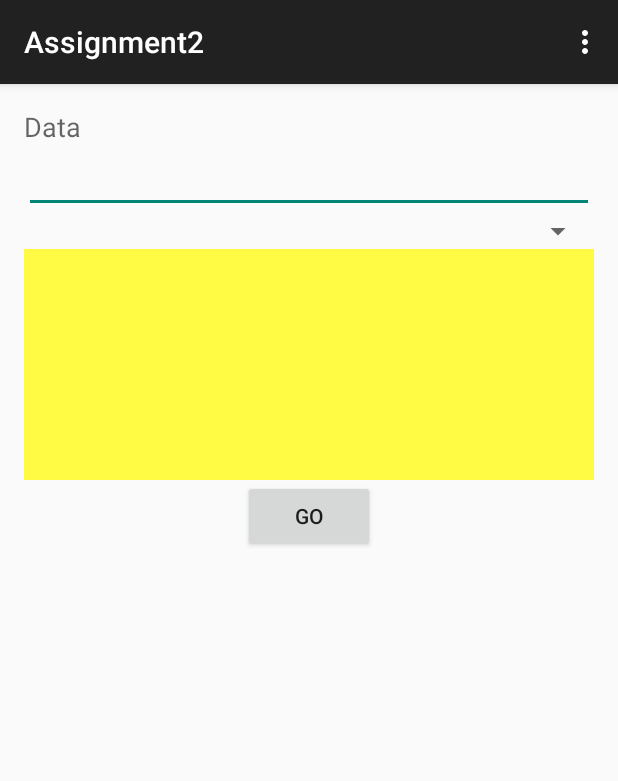
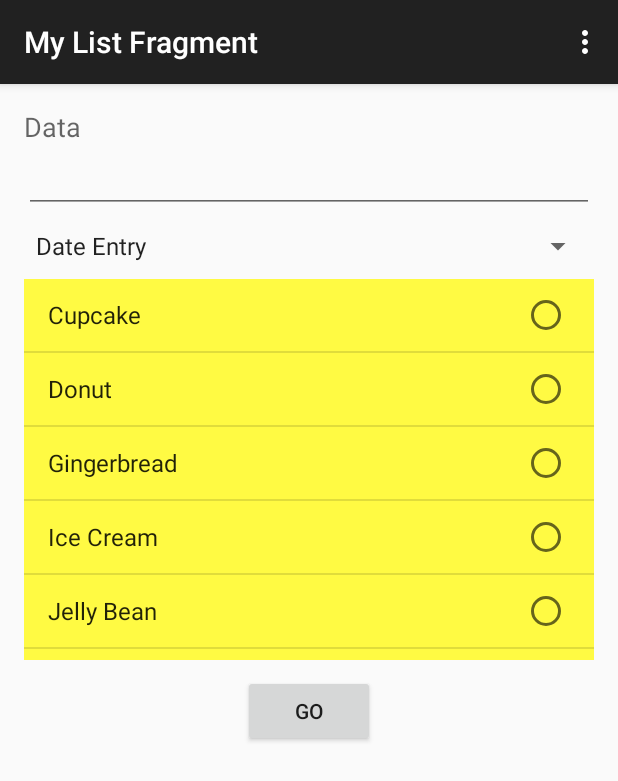
Before and after one commit to h-t-tran/android, an Android app: the screen it shows after launch (MainActivity), on a phone screen of 412 x 824 dp. Shown: the top 781 px of the screen. Run offline under Robolectric (Android 15) with nearby library versions, the phone set to English and light mode, and no system bars.

Commit message:
got main act populated

```diff
--- a/android/Assignment2/app/src/main/java/com/sdsu/hoanh/assignment2/DesertFragment.java
+++ b/android/Assignment2/app/src/main/java/com/sdsu/hoanh/assignment2/DesertFragment.java
@@ -1,8 +1,60 @@
 package com.sdsu.hoanh.assignment2;
 
+import android.graphics.drawable.ColorDrawable;
+import android.os.Bundle;
 import android.support.v4.app.ListFragment;
+import android.widget.ArrayAdapter;
+import android.widget.ListView;
+
+import java.util.ArrayList;
+import java.util.List;
 
 
 public class DesertFragment extends ListFragment {
 
+    private static final String _cupCake = "Cupcake";
+    private static final String _donut = "Donut";
+    private static final String _gingerBread = "Gingerbread";
+    private static final String _iceCream = "Ice Cream";
+    private static final String _jellyBean = "Jelly Bean";
+
+    @Override
+    public void onCreate(Bundle bundle)
+    {
+        super.onCreate(bundle);
+
+        getActivity().setTitle("My List Fragment");
+
+        List<String> dessertArray = new ArrayList<String>();
+        dessertArray.add(_cupCake);
+        dessertArray.add(_donut);
+        dessertArray.add(_gingerBread);
+        dessertArray.add(_iceCream);
+        dessertArray.add(_jellyBean);
+
+        ArrayAdapter<String> dataAdapter = new ArrayAdapter<String>(this.getActivity(),
+                //android.R.layout.simple_list_item_1,
+                android.R.layout.simple_list_item_single_choice,
+                dessertArray);
+
+        this.setListAdapter(dataAdapter);
+
+    }
+
+
+    @Override
+    public void onActivityCreated(Bundle bundle)
+    {
+        super.onActivityCreated(bundle);
+
+        ListView lv = this.getListView();
+        lv.setSelection(2);
+
+        Object o = lv.getSelectedItem();
+        lv.setChoiceMode(ListView.CHOICE_MODE_SINGLE);
+        int lightGreen = 0xA9BCF500;
+        ColorDrawable cd = new ColorDrawable(lightGreen);
+        lv.setSelector(cd);
+    }
+
 }
--- a/android/Assignment2/app/src/main/java/com/sdsu/hoanh/assignment2/MainActivity.java
+++ b/android/Assignment2/app/src/main/java/com/sdsu/hoanh/assignment2/MainActivity.java
@@ -4,15 +4,89 @@ import android.support.v7.app.ActionBarActivity;
 import android.os.Bundle;
 import android.view.Menu;
 import android.view.MenuItem;
+import android.view.View;
+import android.widget.AdapterView;
+import android.widget.ArrayAdapter;
+import android.widget.Spinner;
+
+import java.util.ArrayList;
+import java.util.List;
 
 
 public class MainActivity extends ActionBarActivity {
+
+    private static final String _dateEntryText = "Date Entry";
+    private static final String _keyboardEntryText = "Keyboard Entry";
+    private static final String _listSelText = "List Selection";
 
     @Override
     protected void onCreate(Bundle savedInstanceState) {
         super.onCreate(savedInstanceState);
         setContentView(R.layout.activity_main);
+
+        this._fillActivitySelectionSpinner();
+        if (savedInstanceState == null) {
+            _loadDesertListFragment();
+        }
     }
+
+
+    private void _fillActivitySelectionSpinner()
+    {
+        final Spinner spinner = (Spinner)findViewById(R.id.spinner);
+        List<String> actArray = new ArrayList<String>();
+        actArray.add(_dateEntryText);
+        actArray.add(_keyboardEntryText);
+        actArray.add(_listSelText);
+
+        ArrayAdapter<String> dataAdapter = new ArrayAdapter<String>(this,
+                android.R.layout.simple_spinner_item,
+                actArray);
+
+        dataAdapter.setDropDownViewResource(android.R.layout.simple_spinner_item);
+        // attaching data adapter to spinner
+        spinner.setAdapter(dataAdapter);
+
+//        spinner.setOnItemSelectedListener(new AdapterView.OnItemSelectedListener()
+//        {
+//            @Override
+//            public void onItemSelected(AdapterView<?> parent, View view, int position,
+//                                       long id) {
+//                Object obj = spinner.getSelectedItem();
+//                String label = parent.getItemAtPosition(position).toString();
+//            }
+//            @Override
+//            public void onNothingSelected(AdapterView<?> arg0) {
+//                // TODO Auto-generated method stub
+//
+//            }
+//        });
+
+    }
+
+    private void _loadDesertListFragment()
+    {
+        getSupportFragmentManager().beginTransaction()
+                .add(R.id.container_list_frag_host, new DesertFragment())
+                .commit();
+
+    }
+
+    private void _goToDateActivity()
+    {
+
+    }
+
+    private void _goToKeyboardActivity()
+    {
+
+    }
+
+    private void _goToListActivity()
+    {
+
+    }
+
 
 
     @Override
--- a/android/Assignment2/app/src/main/res/layout/activity_date.xml
+++ b/android/Assignment2/app/src/main/res/layout/activity_date.xml
@@ -15,30 +15,25 @@
         android:layout_alignParentStart="true"
         android:weightSum="1"
         android:id="@+id/linearLayout">
+
         <EditText
             android:layout_width="fill_parent"
             android:layout_height="wrap_content"
             android:inputType="date"
             android:ems="10"
-            android:id="@+id/editText"
+            android:id="@+id/date_entry_textbox"
          />
 
         <Button
             android:layout_width="wrap_content"
             android:layout_height="wrap_content"
+            android:layout_marginTop="10dp"
             android:text="Accept"
-            android:id="@+id/button"
+            android:id="@+id/date_accept"
             android:layout_below="@+id/linearLayout"
             android:layout_centerHorizontal="true"
             android:layout_gravity="center_horizontal" />
-        <!--<Button-->
-            <!--android:layout_width="wrap_content"-->
-            <!--android:layout_height="wrap_content"-->
-            <!--android:text="@string/date_accept_btn_text"-->
-            <!--android:id="@+id/button"-->
-            <!--android:layout_centerHorizontal="true"-->
-            <!--android:layout_below="@+id/editText"-->
-            <!--android:layout_alignRight="@+id/editText"-->
-            <!--android:layout_alignEnd="@+id/editText" />-->
+
+
     </LinearLayout>
 </RelativeLayout>
--- a/android/Assignment2/app/src/main/res/layout/activity_keyboard.xml
+++ b/android/Assignment2/app/src/main/res/layout/activity_keyboard.xml
@@ -16,7 +16,7 @@
             android:layout_width="wrap_content"
             android:layout_height="wrap_content"
             android:text="Back"
-            android:id="@+id/button3"
+            android:id="@+id/keyboard_back_btn"
             android:layout_alignParentBottom="true"
             android:layout_alignParentLeft="true"
             android:layout_alignParentStart="true"
@@ -26,7 +26,7 @@
             android:layout_width="wrap_content"
             android:layout_height="wrap_content"
             android:text="Hide"
-            android:id="@+id/button4"
+            android:id="@+id/keyboard_hide_btn"
             android:layout_alignParentBottom="true"
             android:layout_alignParentRight="true"
             android:layout_alignParentEnd="true" />
@@ -43,31 +43,33 @@
         <EditText
             android:layout_width="fill_parent"
             android:layout_height="wrap_content"
-            android:id="@+id/editText3"
+            android:id="@+id/keyboard_top_edit"
             android:text="Top"
             android:layout_alignParentTop="true"
             android:layout_alignParentLeft="true"
             android:layout_alignParentStart="true" />
 
-        <EditText
-            android:text="Bottom"
-            android:layout_width="fill_parent"
-            android:layout_height="wrap_content"
-            android:id="@+id/editText4"
-            android:layout_alignParentBottom="true"
-            android:layout_alignParentRight="true"
-            android:layout_alignParentEnd="true" />
 
         <EditText
             android:layout_width="fill_parent"
             android:layout_height="wrap_content"
-            android:id="@+id/editText5"
+            android:id="@+id/keyboard_middle_edit"
             android:text="Middle"
             android:layout_centerVertical="true"
             android:layout_alignParentRight="true"
             android:layout_alignParentEnd="true"
             android:layout_marginRight="105dp"
             android:layout_marginEnd="105dp" />
+
+        <EditText
+            android:text="Bottom"
+            android:layout_width="fill_parent"
+            android:layout_height="wrap_content"
+            android:id="@+id/keyboard_bottom_edit"
+            android:layout_alignParentBottom="true"
+            android:layout_alignParentRight="true"
+            android:layout_alignParentEnd="true" />
+
     </RelativeLayout>
 
 </FrameLayout>
--- a/android/Assignment2/app/src/main/res/layout/activity_list.xml
+++ b/android/Assignment2/app/src/main/res/layout/activity_list.xml
@@ -27,8 +27,9 @@
         <Button
             android:layout_width="wrap_content"
             android:layout_height="wrap_content"
-            android:text="Go"
-            android:id="@+id/list_activity_button_go"
+            android:layout_marginTop="10dp"
+            android:text="Back"
+            android:id="@+id/list_activity_button_back"
             android:layout_below="@+id/linearLayout"
             android:layout_centerHorizontal="true"
             android:layout_gravity="center_horizontal" />
--- a/android/Assignment2/app/src/main/res/layout/activity_main.xml
+++ b/android/Assignment2/app/src/main/res/layout/activity_main.xml
@@ -39,18 +39,20 @@
             android:id="@+id/textView" />
 
         <EditText
-            android:layout_width="match_parent"
+            android:layout_width="fill_parent"
             android:layout_height="wrap_content"
             android:id="@+id/editText2" />
 
         <Spinner
-            android:layout_width="match_parent"
+            android:layout_marginTop="10dp"
+            android:layout_width="fill_parent"
             android:layout_height="wrap_content"
             android:id="@+id/spinner" />
 
         <FrameLayout
+            android:layout_marginTop="10dp"
             android:layout_width="match_parent"
-            android:layout_height="154dp"
+            android:layout_height="254dp"
             android:id="@+id/container_list_frag_host"
             android:background="#fffffa43"
             android:layout_gravity="center"></FrameLayout>
@@ -58,6 +60,7 @@
         <Button
             android:layout_width="wrap_content"
             android:layout_height="wrap_content"
+            android:layout_marginTop="10dp"
             android:text="Go"
             android:id="@+id/button2"
             android:layout_below="@+id/linearLayout"
```
